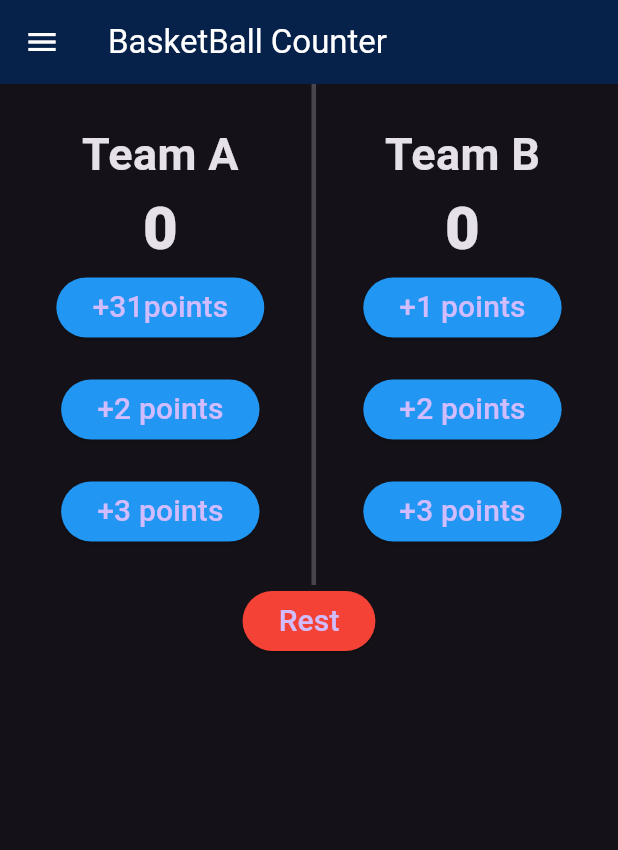
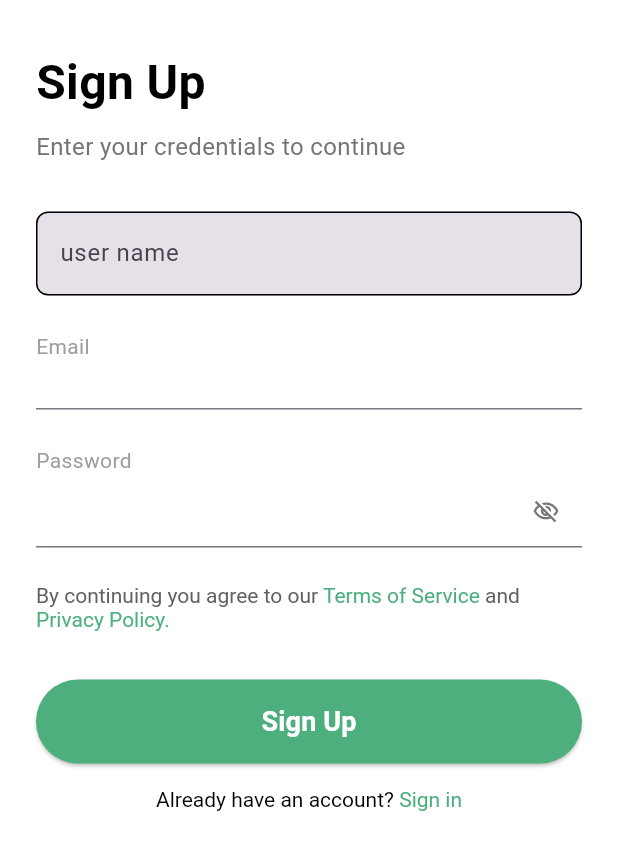
Before and after one commit to Anas3Ezz/test, a Flutter app: the screen it shows after launch, on a phone screen of 412 x 824 dp. Shown: the top 850 px of the screen. Run offline on Flutter 3.47's test engine with Material 3 defaults, Android fonts, the phone set to English and light mode, and no system bars.

Commit message:
adding the signup screen

```diff
--- a/lib/main.dart
+++ b/lib/main.dart
@@ -1,5 +1,5 @@
 import 'package:flutter/material.dart';
-import 'package:test_project/screens/basketball_screen/basketball_screen.dart';
+import 'package:test_project/screens/auth/signup_screen.dart';
 
 void main() {
   runApp(const MyApp());
@@ -12,9 +12,8 @@ class MyApp extends StatelessWidget {
   @override
   Widget build(BuildContext context) {
     return MaterialApp(
-      theme: ThemeData.dark(),
       debugShowCheckedModeBanner: false,
-     home: BasketBallScreen()
-     );
+      home: const SignUpScreen(),
+    );
   }
 }
--- /dev/null
+++ b/lib/screens/auth/signup_screen.dart
@@ -0,0 +1,190 @@
+import 'package:flutter/material.dart';
+import 'package:test_project/screens/home_screen/home.dart';
+import 'package:test_project/validators.dart';
+import 'package:test_project/widgets/custom_textformfeild.dart';
+
+class SignUpScreen extends StatefulWidget {
+  const SignUpScreen({super.key});
+
+  @override
+  State<SignUpScreen> createState() => _SignUpScreenState();
+}
+
+class _SignUpScreenState extends State<SignUpScreen> {
+  final _usernameController = TextEditingController();
+  final _emailController = TextEditingController();
+  final _passwordController = TextEditingController();
+  final formkey = GlobalKey<FormState>();
+   bool _obscurePassword = true;
+
+  @override
+  void dispose() {
+    _usernameController.dispose();
+    _emailController.dispose();
+    _passwordController.dispose();
+    super.dispose();
+  }
+
+  @override
+  Widget build(BuildContext context) {
+    const green = Color(0xFF4CAF7D);
+
+    return Scaffold(
+      backgroundColor: Colors.white,
+      body: SafeArea(
+        child: SingleChildScrollView(
+          child: Form(
+            key: formkey,
+            child: Padding(
+              padding: const EdgeInsets.symmetric(horizontal: 24),
+              child: Column(
+                crossAxisAlignment: CrossAxisAlignment.start,
+                children: [
+                  const SizedBox(height: 32),
+                  const Text(
+                    'Sign Up',
+                    style: TextStyle(
+                      fontSize: 32,
+                      fontWeight: FontWeight.bold,
+                      color: Colors.black,
+                    ),
+                  ),
+                  const SizedBox(height: 8),
+                  Text(
+                    'Enter your credentials to continue',
+                    style: TextStyle(fontSize: 16, color: Colors.grey[600]),
+                  ),
+                  const SizedBox(height: 32),
+
+                  // Username
+
+                  CustomTextField(
+
+                    keyboardType: TextInputType.phone,
+                    hintText: 'user name',
+                     controller: _usernameController
+                     ),
+                  const SizedBox(height: 24),
+
+                  // Email
+                  const Text('Email', style: TextStyle(color: Colors.grey)),
+                  TextFormField(
+                    controller: _emailController,
+                    style: const TextStyle(fontSize: 16, color: Colors.black),
+                    keyboardType: TextInputType.emailAddress,
+                    decoration: const InputDecoration(
+                      isDense: true,
+                      border: UnderlineInputBorder(),
+
+                    ),
+                   validator: AppValidators.email,
+                  ),
+                  const SizedBox(height: 24),
+
+                  // Password
+                  const Text('Password', style: TextStyle(color: Colors.grey)),
+                  TextFormField(
+
+                    controller: _passwordController,
+                    obscureText: _obscurePassword,
+                    style: const TextStyle(fontSize: 16, color: Colors.black),
+                    decoration: InputDecoration(
+                      isDense: true,
+                      border: const UnderlineInputBorder(),
+                      suffixIcon: IconButton(
+                        icon:
+                        _obscurePassword?
+                         Icon(
+                          Icons.visibility_off_outlined,
+
+                          color: Colors.grey[600],
+                        ):Icon(
+                          Icons.
+                          visibility_outlined,
+
+                          color: Colors.grey[600],
+                        ),
+                        onPressed: () {
+                        setState(() {
+                          _obscurePassword = !_obscurePassword;
+                        });
+                        },
+                      ),
+                    ),
+                      validator: AppValidators.password,
+                  ),
+                  const SizedBox(height: 24),
+
+                  // Terms
+                  RichText(
+                    text: TextSpan(
+                      style: TextStyle(fontSize: 14, color: Colors.grey[700]),
+                      children: const [
+                        TextSpan(text: 'By continuing you agree to our '),
+                        TextSpan(
+                          text: 'Terms of Service',
+                          style: TextStyle(color: green),
+                        ),
+                        TextSpan(text: ' and '),
+                        TextSpan(
+                          text: 'Privacy Policy.',
+                          style: TextStyle(color: green),
+                        ),
+                      ],
+                    ),
+                  ),
+
+                  const SizedBox(height: 32),
+
+                  // Sign Up button
+                  SizedBox(
+                    width: double.infinity,
+                    height: 56,
+                    child: ElevatedButton(
+                      onPressed: () {
+                        if (formkey.currentState!.validate()) {
+                         Navigator.push(context, MaterialPageRoute(builder: (context) => Home(),));
+                        }
+                      },
+                      style: ElevatedButton.styleFrom(
+                        backgroundColor: green,
+                        shape: RoundedRectangleBorder(
+                          borderRadius: BorderRadius.circular(28),
+                        ),
+                      ),
+                      child: const Text(
+                        'Sign Up',
+                        style: TextStyle(
+                          fontSize: 18,
+                          fontWeight: FontWeight.w600,
+                          color: Colors.white,
+                        ),
+                      ),
+                    ),
+                  ),
+
+                  const SizedBox(height: 16),
+
+                  Center(
+                    child: RichText(
+                      text: const TextSpan(
+                        style: TextStyle(fontSize: 14, color: Colors.black),
+                        children: [
+                          TextSpan(text: 'Already have an account? '),
+                          TextSpan(
+                            text: 'Sign in',
+                            style: TextStyle(color: green),
+                          ),
+                        ],
+                      ),
+                    ),
+                  ),
+                ],
+              ),
+            ),
+          ),
+        ),
+      ),
+    );
+  }
+}
--- a/lib/screens/basketball_screen/basketball_screen.dart
+++ /dev/null
@@ -1,148 +0,0 @@
-import 'package:flutter/material.dart';
-import 'package:test_project/screens/basketball_screen/widgets/app_button.dart';
-
-class BasketBallScreen extends StatefulWidget {
-  const BasketBallScreen({super.key});
-
-  @override
-  State<BasketBallScreen> createState() => _BasketBallScreenState();
-}
-
-class _BasketBallScreenState extends State<BasketBallScreen> {
-  int teamAScore = 0;
-  int teamBScore = 0;
-
-  @override
-  Widget build(BuildContext context) {
-    return Scaffold(
-      appBar: AppBar(
-        backgroundColor: const Color.fromARGB(255, 6, 33, 74),
-        leading: Icon(Icons.menu, color: Colors.white),
-        title: const Text(
-          'BasketBall Counter',
-          style: TextStyle(color: Colors.white),
-        ),
-      ),
-      body: Column(
-        children: [
-          IntrinsicHeight(
-            child: Row(
-              mainAxisAlignment: MainAxisAlignment.center,
-              children: [
-                Padding(
-                  padding: const EdgeInsets.all(25),
-                  child: Column(
-                    children: [
-                      Text(
-                        'Team A',
-                        style: TextStyle(
-                          fontSize: 30,
-                          fontWeight: FontWeight.bold,
-                        ),
-                      ),
-                      Text(
-                        '$teamAScore',
-                        style: TextStyle(
-                          fontSize: 40,
-                          fontWeight: FontWeight.w900,
-                        ),
-                      ),
-                      AppButton(
-                        title: '+31points',
-                        onPressed: () {
-                          setState(() {
-                            teamAScore += 1;
-                          });
-                        },
-                      ),
-
-                      SizedBox(height: 20),
-                      AppButton(
-                        title: '+2 points',
-                        onPressed: () {
-                          setState(() {
-                            teamAScore += 2;
-                          });
-                        },
-                      ),
-                      SizedBox(height: 20),
-
-                      AppButton(
-                        title: '+3 points',
-                        onPressed: () {
-                          setState(() {
-                            teamAScore += 3;
-                          });
-                        },
-                      ),
-                    ],
-                  ),
-                ),
-                VerticalDivider(thickness: 3),
-                Padding(
-                  padding: const EdgeInsets.all(25),
-                  child: Column(
-                    children: [
-                      Text(
-                        'Team B',
-                        style: TextStyle(
-                          fontSize: 30,
-                          fontWeight: FontWeight.bold,
-                        ),
-                      ),
-                      Text(
-                        '$teamBScore',
-                        style: TextStyle(
-                          fontSize: 40,
-                          fontWeight: FontWeight.w900,
-                        ),
-                      ),
-                      AppButton(
-                        title: '+1 points',
-                        onPressed: () {
-                          setState(() {
-                            teamBScore += 1;
-                          });
-                        },
-                      ),
-
-                      SizedBox(height: 20),
-                      AppButton(
-                        title: '+2 points',
-                        onPressed: () {
-                          setState(() {
-                            teamBScore += 2;
-                          });
-                        },
-                      ),
-                      SizedBox(height: 20),
-
-                      AppButton(
-                        title: '+3 points',
-                        onPressed: () {
-                          setState(() {
-                            teamBScore += 3;
-                          });
-                        },
-                      ),
-                    ],
-                  ),
-                ),
-              ],
-            ),
-          ),
-          AppButton(
-            title: 'Rest',
-            buttonColor: Colors.red,
-            onPressed: () {
-              setState(() {
-                teamAScore = 0;
-                teamBScore = 0;
-              });
-            },
-          ),
-        ],
-      ),
-    );
-  }
-}
--- a/lib/screens/basketball_screen/widgets/app_button.dart
+++ /dev/null
@@ -1,29 +0,0 @@
-
-import 'package:flutter/material.dart';
-
-class AppButton extends StatelessWidget {
-  const AppButton({
-    super.key,
-    required this.title,
-    this.buttonColor,
-    this.onPressed,
-  });
-  //func
-
-  final String title;
-  final Color? buttonColor;
-  final void Function()? onPressed;
-  @override
-  Widget build(BuildContext context) {
-    return ElevatedButton(
-      style: ElevatedButton.styleFrom(
-        backgroundColor: buttonColor ?? Colors.blue,
-      ),
-      onPressed: onPressed,
-      child: Text(
-        title,
-        style: TextStyle(fontSize: 20, fontWeight: FontWeight.w500),
-      ),
-    );
-  }
-}
--- /dev/null
+++ b/lib/screens/home_screen/home.dart
@@ -0,0 +1,10 @@
+import 'package:flutter/material.dart';
+
+class Home extends StatelessWidget {
+  const Home({super.key});
+
+  @override
+  Widget build(BuildContext context) {
+    return const Placeholder();
+  }
+}
--- /dev/null
+++ b/lib/validators.dart
@@ -0,0 +1,110 @@
+class AppValidators {
+  AppValidators._();
+  // ─── Phone ────────────────────────────────────────────────────────────────
+
+  static String? phone(String? value) {
+    if (value == null || value.trim().isEmpty) {
+      return 'error_phone_required';
+    }
+    if (!RegExp(r'^\d{7,15}$').hasMatch(value.trim())) {
+      return 'error_phone_invalid' ;
+    }
+    return null;
+  }
+
+  // ─── Email ────────────────────────────────────────────────────────────────
+
+  static String? email(String? value) {
+    if (value == null || value.trim().isEmpty) {
+      return 'error_email_required';
+    }
+    if (!RegExp(r'^[\w\.-]+@[\w\.-]+\.\w{2,}$').hasMatch(value.trim())) {
+      return 'error_email_invalid';
+    }
+    return null;
+  }
+
+  // ─── Password ─────────────────────────────────────────────────────────────
+
+  static String? password(String? value) {
+    if (value == null || value.trim().isEmpty) {
+      return 'error_password_required';
+    }
+    if (value.trim().length < 8) {
+      return 'error_password_min_length';
+    }
+    // if (!RegExp(r'[A-Z]').hasMatch(value)) {
+    //   return 'error_password_uppercase' ;
+    // }
+    if (!RegExp(r'[0-9]').hasMatch(value)) {
+      return 'error_password_number';
+    }
+    return null;
+  }
+
+  // ─── Confirm Password ─────────────────────────────────────────────────────
+
+  /// Pass the original password value to compare against.
+  /// Usage: validator: (val) => AppValidators.confirmPassword(val, _passwordController.text)
+  static String? confirmPassword(String? value, String original) {
+    if (value == null || value.trim().isEmpty) {
+      return 'error_confirm_password_required';
+    }
+    if (value.trim() != original.trim()) {
+      return 'error_confirm_password_mismatch';
+    }
+    return null;
+  }
+
+  // ─── Name ─────────────────────────────────────────────────────────────────
+
+  static String? name(String? value) {
+    if (value == null || value.trim().isEmpty) {
+      return 'error_name_required';
+    }
+    if (value.trim().length < 2) {
+      return 'error_name_min_length';
+    }
+    if (!RegExp(r"^[a-zA-Z\u0600-\u06FF\s'-]+$").hasMatch(value.trim())) {
+      return 'error_name_invalid' ;
+    }
+    return null;
+  }
+
+  // ─── Required (generic) ───────────────────────────────────────────────────
+
+  /// Use for any field that just needs to be non-empty.
+  /// Usage: validator: AppValidators.required
+  static String? required(String? value) {
+    if (value == null || value.trim().isEmpty) {
+      return 'error_field_required' ;
+    }
+    return null;
+  }
+
+  // ─── OTP ──────────────────────────────────────────────────────────────────
+
+  static String? otp(String? value) {
+    if (value == null || value.trim().isEmpty) {
+      return 'error_otp_required' ;
+    }
+    if (!RegExp(r'^\d{4,6}$').hasMatch(value.trim())) {
+      return 'error_otp_invalid' ;
+    }
+    return null;
+  }
+
+  // ─── URL ──────────────────────────────────────────────────────────────────
+
+  static String? url(String? value) {
+    if (value == null || value.trim().isEmpty) {
+      return 'error_url_required' ;
+    }
+    if (!RegExp(
+      r'^https?:\/\/[\w\-]+(\.[\w\-]+)+[/#?]?.*$',
+    ).hasMatch(value.trim())) {
+      return 'error_url_invalid' ;
+    }
+    return null;
+  }
+}
--- /dev/null
+++ b/lib/widgets/custom_textformfeild.dart
@@ -0,0 +1,107 @@
+import 'package:flutter/material.dart';
+import 'package:flutter/services.dart';
+
+class CustomTextField extends StatefulWidget {
+  final String hintText;
+  final bool isPassword;
+  final Widget? suffixIcon;
+  final TextEditingController controller;
+  final String? Function(String?)? validator;
+  final TextInputType? keyboardType;
+  final Iterable<String>? autofillHints;
+  final TextInputAction? textInputAction;
+  final List<TextInputFormatter>? inputFormatters;
+  final TextCapitalization textCapitalization;
+  final void Function(String)? onChanged;
+  final void Function(bool hasFocus)? onFocusChanged;
+
+  const CustomTextField({
+    super.key,
+    required this.hintText,
+    this.isPassword = false,
+    this.suffixIcon,
+    required this.controller,
+    this.validator,
+    this.keyboardType,
+    this.autofillHints,
+    this.textInputAction,
+    this.inputFormatters,
+    this.textCapitalization = TextCapitalization.none,
+    this.onChanged,
+    this.onFocusChanged,
+  });
+
+  @override
+  State<CustomTextField> createState() => _CustomTextFieldState();
+}
+
+class _CustomTextFieldState extends State<CustomTextField> {
+  final FocusNode _focusNode = FocusNode();
+  bool _hasUnfocused = false;
+
+  @override
+  void initState() {
+    super.initState();
+    _focusNode.addListener(() {
+      if (!_focusNode.hasFocus && !_hasUnfocused) {
+        setState(() => _hasUnfocused = true);
+      }
+      widget.onFocusChanged?.call(_focusNode.hasFocus);
+    });
+  }
+
+  @override
+  void dispose() {
+    _focusNode.dispose();
+    super.dispose();
+  }
+
+  static const _borderRadius = BorderRadius.all(Radius.circular(8));
+
+  @override
+  Widget build(BuildContext context) {
+    return TextFormField(
+      autovalidateMode: _hasUnfocused
+          ? AutovalidateMode.onUserInteraction
+          : AutovalidateMode.disabled,
+      focusNode: _focusNode,
+      controller: widget.controller,
+      validator: widget.validator,
+      keyboardType: widget.keyboardType,
+      autofillHints: widget.autofillHints,
+      textInputAction: widget.textInputAction,
+      obscureText: widget.isPassword,
+      inputFormatters: widget.inputFormatters,
+      textCapitalization: widget.textCapitalization,
+      onChanged: widget.onChanged,
+      // cursorColor: AppColors.primaryColor,
+      decoration: InputDecoration(
+        hintText: widget.hintText,
+        // hintStyle: TextStyle(color: context.appColors.hint),
+        // fillColor: context.appColors.fillColor,
+        filled: true,
+        suffixIcon: widget.suffixIcon,
+        border: OutlineInputBorder(
+          borderRadius: _borderRadius,
+          // borderSide: BorderSide(color: context.appColors.borderColor),
+        ),
+        enabledBorder: OutlineInputBorder(
+          borderRadius: _borderRadius,
+          // borderSide: BorderSide(color: context.appColors.borderColor),
+        ),
+        focusedBorder: const OutlineInputBorder(
+          borderRadius: _borderRadius,
+          // borderSide: BorderSide(color: AppColors.primaryColor, width: 1.5),
+        ),
+        errorBorder: const OutlineInputBorder(
+          borderRadius: _borderRadius,
+          borderSide: BorderSide(color: Colors.red, width: 1.5),
+        ),
+        focusedErrorBorder: const OutlineInputBorder(
+          borderRadius: _borderRadius,
+          borderSide: BorderSide(color: Colors.red, width: 1.5),
+        ),
+      ),
+    );
+  }
+}
```
Also changed, not shown: lib/screens/auth/login_screen.dart (added).
